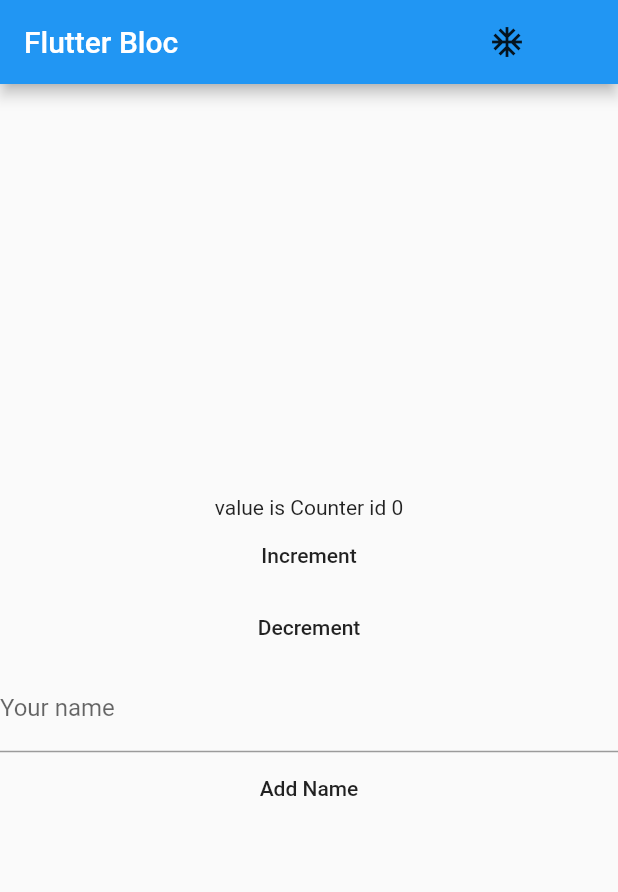
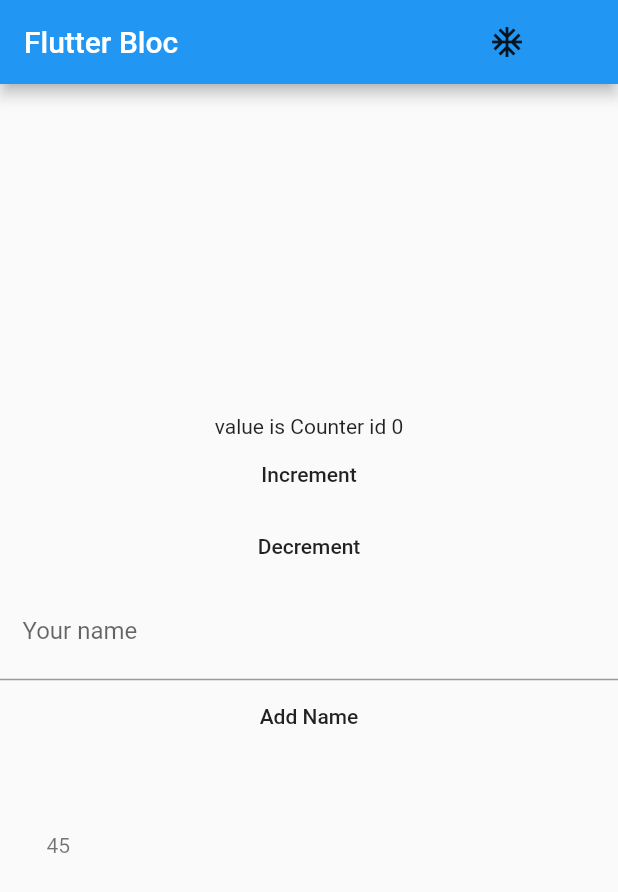
Before and after one commit to garg-kunal/flutter_web, a Flutter app: the screen it shows after launch, after a tap on "Add Name", on a phone screen of 412 x 824 dp. Shown: the top 892 px of the screen. Run offline on Flutter 3.47's test engine with Material 2 defaults, Android fonts, the light colour scheme and no system bars; our stand-ins replace bloc, firebase_core, firebase_database, flutter_bloc, freezed_annotation; accounts and stored records are empty; generated files the repository leaves out were written again.

Commit message:
New Events

```diff
--- a/lib/application/bloc/test_bloc.dart
+++ b/lib/application/bloc/test_bloc.dart
@@ -30,9 +30,12 @@
         yield state.copyWith(counter: val);
       },
       all: (e) async* {
-        print(e.model);
-        String name = _domain.all(e.model);
-        print(name);
+        // List<Model> ls=state.list;
+        // state.list.add(e.model);
+        //  yield state.copyWith(list:);
+        // List lis = _domain.all(e.model, state.list);
+        // state.list.add(e.model);
+        yield state.copyWith(list: _domain.all(e.model, state.list));
       },
       save: (e) async* {},
     );
--- a/lib/application/bloc/test_state.dart
+++ b/lib/application/bloc/test_state.dart
@@ -2,6 +2,6 @@
 
 @freezed
 abstract class TestState with _$TestState {
-  factory TestState.initial() => TestState(counter: 0);
-  const factory TestState({int counter}) = _TestState;
+  factory TestState.initial() => TestState(counter: 0, list: []);
+  const factory TestState({int counter, List<Model> list}) = _TestState;
 }
--- a/lib/domain/index.dart
+++ b/lib/domain/index.dart
@@ -4,5 +4,5 @@
   int inc(int counter);
   int dec(int counter);
   String save(String name);
-  String all(Model model);
+  List<Model> all(Model model, List<Model> ls);
 }
--- a/lib/domain/mode.dart
+++ b/lib/domain/mode.dart
@@ -4,4 +4,14 @@
   final int marks;
 
   Model(this.name, this.age, this.marks);
+
+  @override
+  bool operator ==(Object o) {
+    if (identical(this, o)) return true;
+
+    return o is Model && o.name == name && o.age == age && o.marks == marks;
+  }
+
+  @override
+  int get hashCode => name.hashCode ^ age.hashCode ^ marks.hashCode;
 }
--- a/lib/infrastructure/index.dart
+++ b/lib/infrastructure/index.dart
@@ -1,7 +1,12 @@
 import 'dart:math';
 
+import 'package:firebase_core/firebase_core.dart';
+import 'package:firebase_database/firebase_database.dart';
+import 'package:flutter/cupertino.dart';
 import 'package:the_basics/domain/index.dart';
 import 'package:the_basics/domain/mode.dart';
+
+final FirebaseDatabase database = FirebaseDatabase.instance;
 
 class Run implements Domain {
   @override
@@ -16,9 +21,12 @@
   }
 
   @override
-  String all(Model model) {
-    print(model.age);
-    return "true";
+  List<Model> all(Model model, List<Model> ls) {
+    print(ls);
+    List<Model> list = List.from(ls);
+    list.add(model);
+    // ls.add(model);
+    return list;
   }
 
   @override
--- a/lib/main.dart
+++ b/lib/main.dart
@@ -23,7 +23,14 @@
 }
 
 class _HomeState extends State<Home> {
+  bool show = false;
   final name = new TextEditingController();
+  _showkr() {
+    setState(() {
+      show = true;
+    });
+  }
+
   @override
   Widget build(BuildContext context) {
     return Scaffold(
@@ -71,7 +78,9 @@
               TextFormField(
                 autocorrect: false,
                 controller: name,
-                decoration: InputDecoration(labelText: "Your name"),
+                decoration: InputDecoration(
+                    labelText: "Your name",
+                    contentPadding: const EdgeInsets.all(15.0)),
               ),
               FlatButton(
                 child: Text("Add Name"),
@@ -79,13 +88,32 @@
                   // print(name.text);
                   Model model = Model(name.text, 45, 85);
                   context.bloc<TestBloc>().add(TestEvent.all(model));
+                  name.clear();
                   // BlocProvider.of<TestBloc>(context).add(TestEvent.decrement());
                 },
               ),
+
+              show
+                  ? ListView.builder(
+                      shrinkWrap: true,
+                      scrollDirection: Axis.vertical,
+                      itemCount: state.list.length,
+                      padding: const EdgeInsets.all(15.0),
+                      itemBuilder: (BuildContext context, int index) {
+                        return new ListTile(
+                            title: Text(state.list[index].name),
+                            subtitle: Text(state.list[index].age.toString()));
+                      },
+                    )
+                  : Text("Loading,...")
+              // List()
             ],
           ));
         }, listener: (context, state) {
-          print("State has changed");
+          if (state.list.length != 0) {
+            show = true;
+          }
+
           if (state.counter > 10) {
             // ignore: deprecated_member_use
             Scaffold.of(context).showSnackBar(SnackBar(
@@ -96,3 +124,9 @@
         }));
   }
 }
+
+// Container(
+//                       alignment: Alignment.bottomCenter,
+//                       height: 800,
+//                       width: 500,
+//                       child:
--- a/pubspec.yaml
+++ b/pubspec.yaml
@@ -23,6 +23,8 @@
 dependencies:
   flutter:
     sdk: flutter
+  firebase_core: "0.5.0"
+  firebase_database:
 
 
 
@@ -38,6 +40,7 @@
     sdk: flutter
   build_runner:
   freezed:
+
 
 # For information on the generic Dart part of this file, see the
 # following page: https://dart.dev/tools/pub/pubspec
```
Also changed, not shown: lib/application/bloc/test_bloc.freezed.dart, pubspec.lock, 2 other files.
